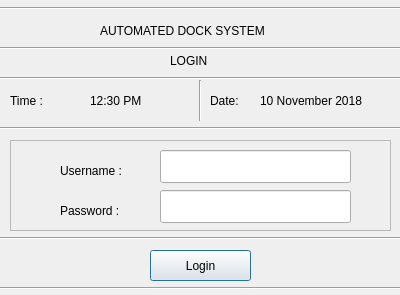
First picture: the form in QtPy5/Final_project_Login.ui, repository harsimran2421/bike-dock-system, before the edit.
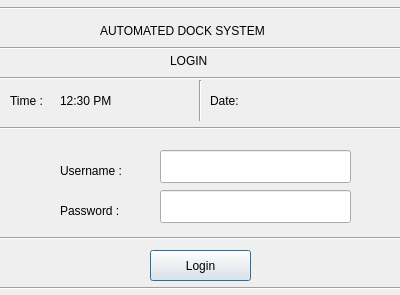
Second picture: the form after the edit.

What changed in the file:
```diff
--- a/QtPy5/Final_project_Login.ui
+++ b/QtPy5/Final_project_Login.ui
@@ -107,9 +107,9 @@
   <widget class="QLabel" name="label_4">
    <property name="geometry">
     <rect>
-     <x>90</x>
+     <x>60</x>
      <y>90</y>
-     <width>67</width>
+     <width>141</width>
      <height>21</height>
     </rect>
    </property>
@@ -122,7 +122,7 @@
     <rect>
      <x>210</x>
      <y>90</y>
-     <width>67</width>
+     <width>41</width>
      <height>21</height>
     </rect>
    </property>
@@ -140,7 +140,7 @@
     </rect>
    </property>
    <property name="text">
-    <string>10 November 2018</string>
+    <string/>
    </property>
   </widget>
   <widget class="Line" name="line_5">
@@ -202,22 +202,6 @@
     </rect>
    </property>
   </widget>
-  <widget class="QFrame" name="frame">
-   <property name="geometry">
-    <rect>
-     <x>10</x>
-     <y>140</y>
-     <width>381</width>
-     <height>91</height>
-    </rect>
-   </property>
-   <property name="frameShape">
-    <enum>QFrame::StyledPanel</enum>
-   </property>
-   <property name="frameShadow">
-    <enum>QFrame::Raised</enum>
-   </property>
-  </widget>
   <widget class="Line" name="line_6">
    <property name="geometry">
     <rect>
```
